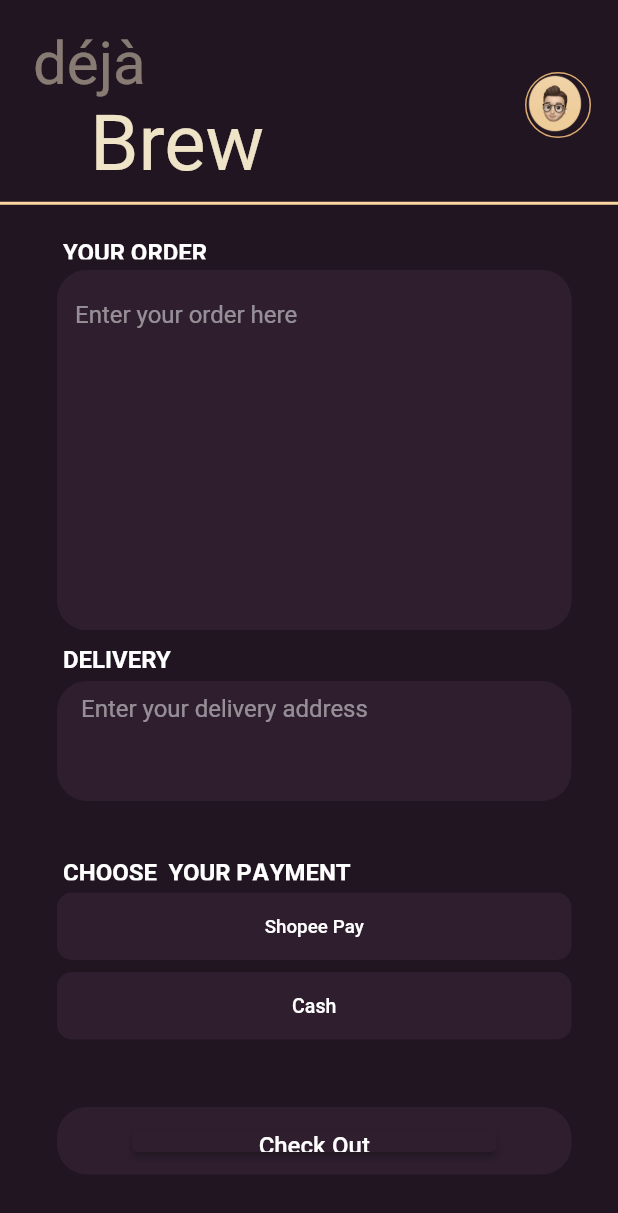
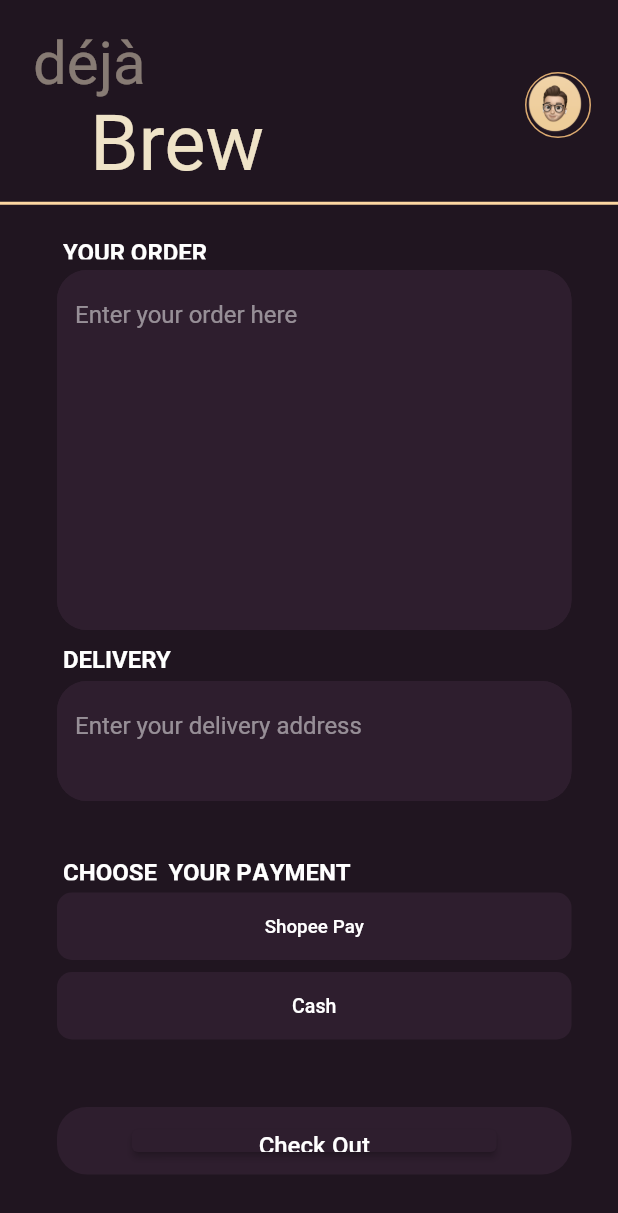
Before and after one commit to DaveKeaneW/GROUP1_MOBILEPROGRAMMING, a Flutter app: the KanePunya widget shown alone on an empty page, opened directly, on a phone screen of 412 x 824 dp. Shown: the top 1213 px of the screen. Run offline on Flutter 3.47's test engine with Material 2 defaults, Android fonts, the phone set to English and light mode, and no system bars; our stand-ins replace google_fonts; missing offline and left inert: flutter_application_1; Roboto replaces fonts that are missing (OFL Sorts Mill Goudy TT, Oleo Script, Rosarivo).

```diff
--- a/lib/checkout.dart
+++ b/lib/checkout.dart
@@ -1,4 +1,5 @@
 import 'package:flutter/material.dart';
+import 'package:flutter_application_1/otw.dart';
 import 'package:tesgit/otw.dart';
 
 void main() {
@@ -12,7 +13,7 @@
   Widget build(BuildContext context) {
     return MaterialApp(
       theme: ThemeData.dark().copyWith(
-        scaffoldBackgroundColor: const Color.fromARGB(255, 18, 32, 47),
+        scaffoldBackgroundColor: Color(0xFF201520),
       ),
       home: Scaffold(
         body: ListView(children: [
@@ -34,20 +35,6 @@
           decoration: BoxDecoration(color: Color(0xFF201520)),
           child: Stack(
             children: [
-              Positioned(
-                left: 7,
-                top: 116,
-                child: Container(
-                  width: 375,
-                  height: 812,
-                  decoration: ShapeDecoration(
-                    color: Colors.white.withOpacity(0),
-                    shape: RoundedRectangleBorder(
-                      borderRadius: BorderRadius.circular(33.62),
-                    ),
-                  ),
-                ),
-              ),
 
                 Positioned(
                 left: 22,
@@ -283,12 +270,12 @@
                 ),
               ),
 
-              Positioned(
-            left: 42,
-            top: 472, // Sesuaikan posisi TextField sesuai kebutuhan
+             Positioned(
+            left: 38,
+            top: 454, // Sesuaikan posisi TextField sesuai kebutuhan
             child: Container(
-              width: 250,
-              height:20,
+              width: 343,
+              height: 80,
               decoration: ShapeDecoration(
                 color: Color(0xFF2E1E2E),
                 shape: RoundedRectangleBorder(
@@ -296,8 +283,7 @@
                 ),
               ),
               child: TextField(
-                style: TextStyle(color: Colors.white),
-                 // Ganti warna teks sesuai kebutuhan
+                style: TextStyle(color: Colors.white), // Ganti warna teks sesuai kebutuhan
                 decoration: InputDecoration(
                   hintText: 'Enter your delivery address', // Text hint di dalam TextField
                   hintStyle: TextStyle(color: Colors.white.withOpacity(0.5)),
@@ -306,7 +292,7 @@
                     borderSide: BorderSide.none, // Hilangkan garis pinggir
                   ),
                 ),
-                maxLines: 20, // Sesuaikan jumlah baris maksimum sesuai kebutuhan
+                maxLines: 5, // Sesuaikan jumlah baris maksimum sesuai kebutuhan
               ),
             ),
           ),
```
